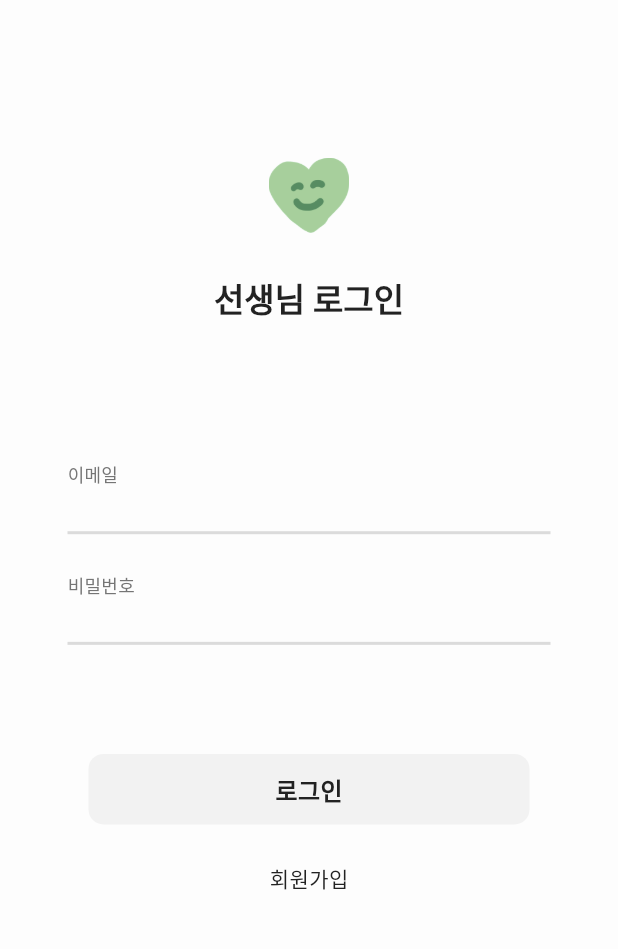
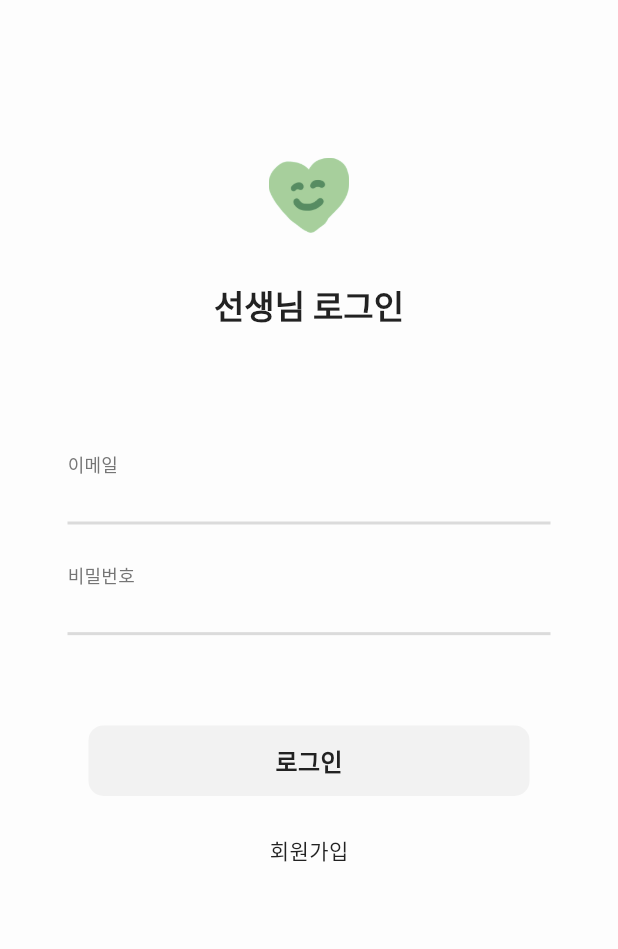
Before and after one commit to Team-Weesh/Mobile, a Flutter app: the screen it shows after launch, after a tap on "학생", after a tap on "선생님", after a tap on "시작하기", on a phone screen of 412 x 824 dp, the part 70-1019 px from its top. Run offline on Flutter 3.47's test engine with Material 3 defaults, Android fonts, the phone set to English and light mode, and no system bars; our stand-ins replace google_fonts.

Commit message:
refactor(login): extract login page widgets

```diff
--- a/lib/presentation/pages/login_page.dart
+++ b/lib/presentation/pages/login_page.dart
@@ -40,14 +40,24 @@ class _LoginPageState extends State<LoginPage> {
               ),
               SizedBox(height: (MediaQuery.sizeOf(context).height * 0.13) - (MediaQuery.paddingOf(context).top),),
               CharacterWidget(name: 'happy_green', width: MediaQuery.sizeOf(context).width * 0.13,),
-              SizedBox(height: MediaQuery.sizeOf(context).height * 0.04,),
+              SizedBox(height: MediaQuery.sizeOf(context).height * 0.045,),
               Text(
                 '${widget.loginType.label} 로그인',
                 style: AppTextStyles.interBold(size: 22, color: AppColors.textColor, lineHeight: 22, letterSpacing: 0),
               ),
-              Spacer(flex: 5,),
-              // 입력 필드
-              Padding(
+              Spacer(flex: 4,),
+              inputFields(),
+              Spacer(flex: 3,),
+              loginAndSignupButton(),
+              Spacer(flex: 10,),
+            ],
+          ),
+        ),
+      )),
+    );
+  }
+
+  Widget inputFields() => Padding(
     padding: const EdgeInsets.symmetric(horizontal: 45),
     child: Column(
       spacing: MediaQuery.sizeOf(context).height * 0.024,
@@ -56,10 +66,9 @@ class _LoginPageState extends State<LoginPage> {
         TextInputField(hintText: '비밀번호', isPassword: true, controller: passwordController),
       ],
     ),
-              ),
-              Spacer(flex: 4,),
-              // 로그인 회원가입 버튼
-              Padding(
+  );
+
+  Widget loginAndSignupButton() => Padding(
     padding: const EdgeInsets.symmetric(horizontal: 24),
     child: Column(
       spacing: 26,
@@ -82,12 +91,5 @@ class _LoginPageState extends State<LoginPage> {
         ),
       ],
     ),
-              ),
-              Spacer(flex: 10,),
-            ],
-          ),
-        ),
-      )),
   );
 }
-}
```
Lines whose indentation alone changed are shown as unchanged.
